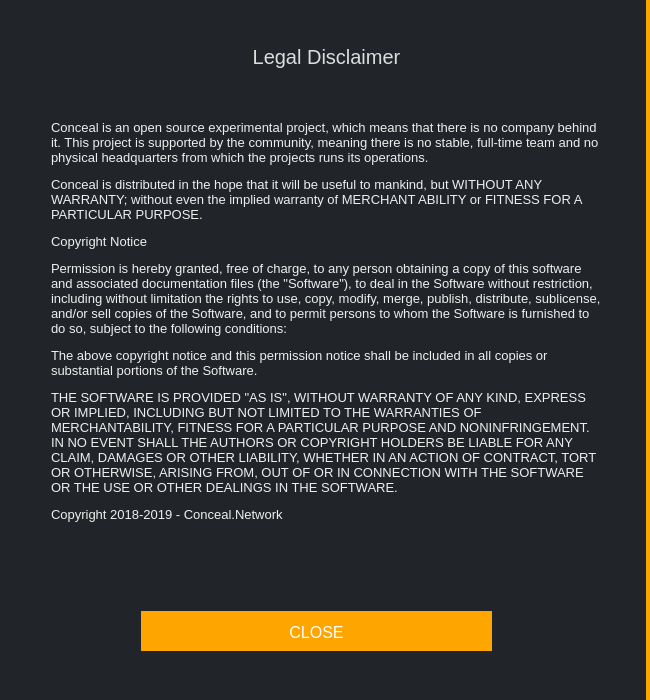
The window that src/gui/ui/disclaimerdialog.ui (ConcealNetwork/conceal-desktop) describes before a commit, drawn with Qt 5.
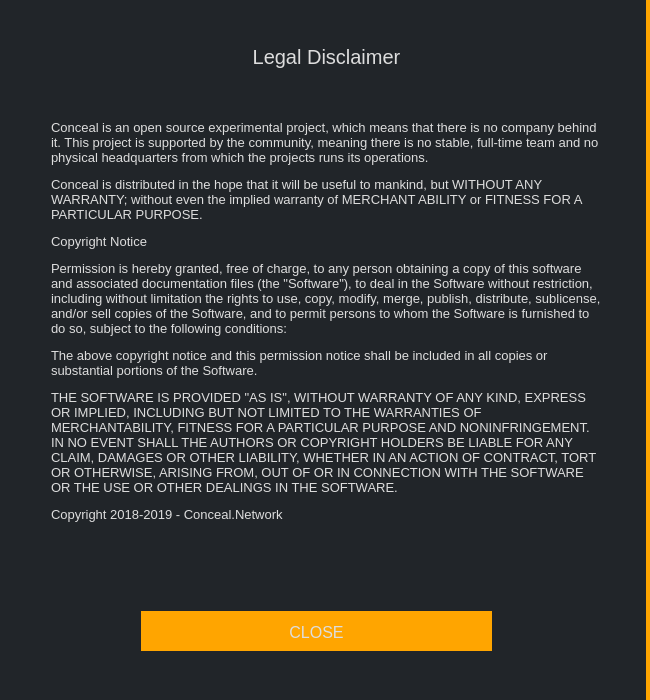
The same window after the commit.

Diff of the .ui file:
```diff
--- a/src/gui/ui/disclaimerdialog.ui
+++ b/src/gui/ui/disclaimerdialog.ui
@@ -64,7 +64,7 @@
        </font>
       </property>
       <property name="styleSheet">
-       <string notr="true">color: #eee;
+       <string notr="true">color: #ddd;
 border-right: 0px;
 font-size: 13px;</string>
       </property>
@@ -102,7 +102,7 @@
        </font>
       </property>
       <property name="styleSheet">
-       <string notr="true">color: white; background-color: orange; border-top: 3px solid orange;
+       <string notr="true">color: #ddd; background-color: orange; border-top: 3px solid orange;
 border-right: 0px;
 font-size: 16px;</string>
       </property>
```
